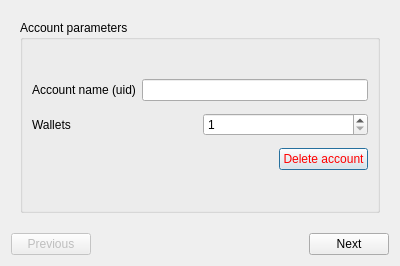
First picture: the form in res/ui/account_cfg.ui, repository duniter/sakia, before the edit.
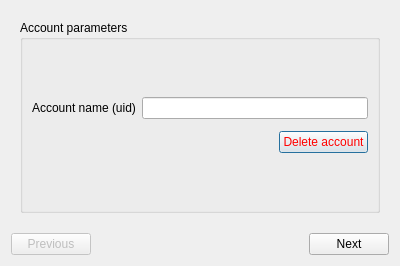
Second picture: the form after the edit.

Commit message: Fix bugs in process_cfg_account + tests

```diff
--- a/res/ui/account_cfg.ui
+++ b/res/ui/account_cfg.ui
@@ -57,33 +57,6 @@
             </item>
            </layout>
           </item>
-          <item>
-           <layout class="QHBoxLayout" name="horizontalLayout_7">
-            <property name="topMargin">
-             <number>6</number>
-            </property>
-            <item>
-             <widget class="QLabel" name="label_2">
-              <property name="text">
-               <string>Wallets</string>
-              </property>
-             </widget>
-            </item>
-            <item>
-             <widget class="QSpinBox" name="spinbox_wallets">
-              <property name="minimum">
-               <number>1</number>
-              </property>
-              <property name="maximum">
-               <number>100</number>
-              </property>
-              <property name="value">
-               <number>1</number>
-              </property>
-             </widget>
-            </item>
-           </layout>
-          </item>
           <item>
            <layout class="QHBoxLayout" name="horizontalLayout_8">
             <property name="topMargin">
```
Left out of the diff: 16 changed lines with no effect on the pictures. The commit also changes 4 other files.
